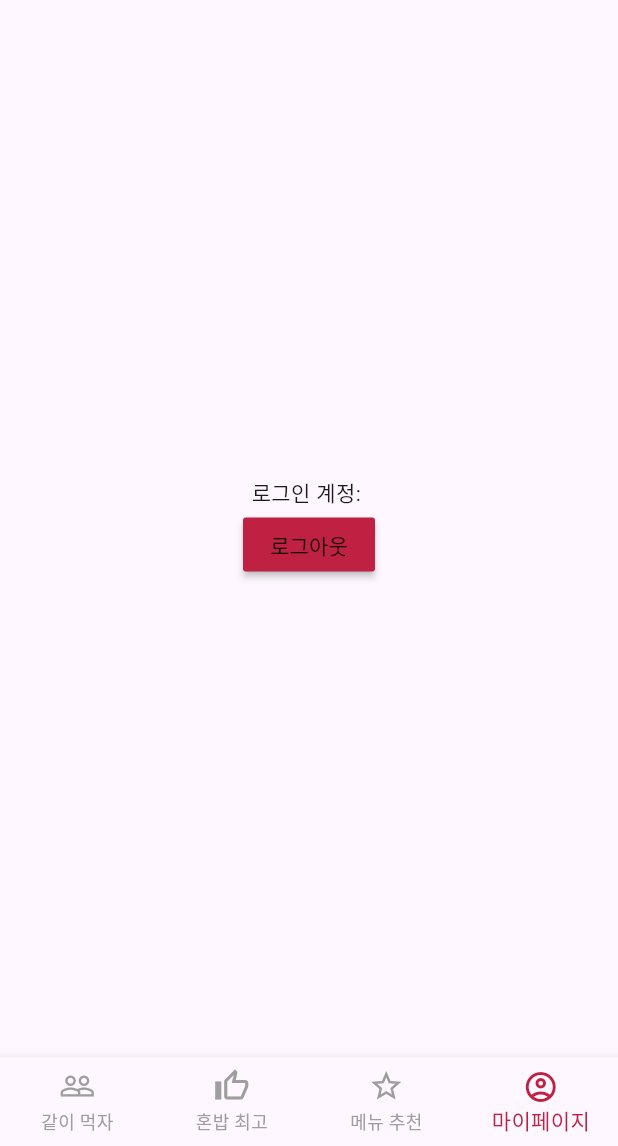
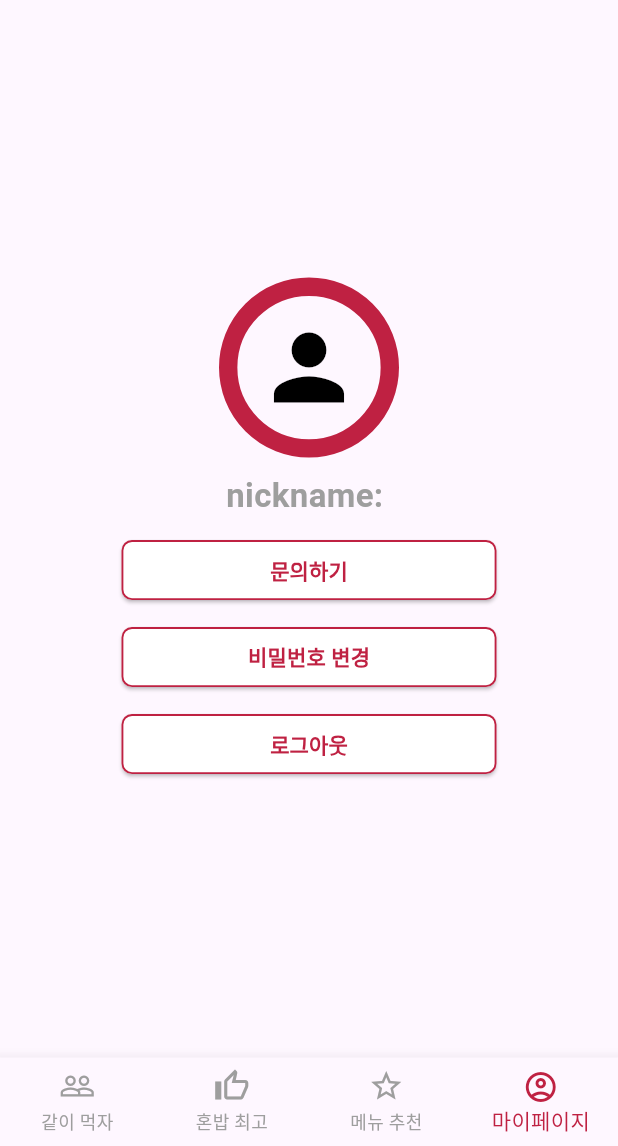
Before and after one commit to seoulsky-field/be_dining, a Flutter app: the screen it shows once a user with an empty profile is signed in, item 4 of the bottom bar chosen, on a phone screen of 412 x 824 dp, the part 90-1236 px from its top. Run offline on Flutter 3.47's test engine with Material 3 defaults, Android fonts, the phone set to English and light mode, and no system bars; our stand-ins replace cloud_firestore, firebase_auth, firebase_core, geolocator; missing offline and left inert: flutter_naver_map, mailer, naver_map_plugin; accounts and stored records are empty.

Commit message:
Feat: add mypage layout and get user information from firebase (1)

```diff
--- a/lib/logout.dart
+++ b/lib/logout.dart
@@ -1,3 +1,4 @@
+import 'package:cloud_firestore/cloud_firestore.dart';
 import 'package:firebase_auth/firebase_auth.dart';
 import 'package:flutter/material.dart';
 
@@ -10,24 +11,154 @@ class MyPage extends StatefulWidget {
 
 class _MyPageState extends State<MyPage> {
   final _user = FirebaseAuth.instance.currentUser!;
+  // String nickname = "";
+  //
+  // Future<String> _getUserNickname() async {
+  //   final userInfo = FirebaseFirestore.instance
+  //       .collection('users').doc(_user.email);
+  //
+  //   await userInfo.get().then((DocumentSnapshot documentSnapshot) {
+  //     Map<String, dynamic> data = documentSnapshot.data() as Map<String, dynamic>;
+  //     nickname = data['nickname'];
+  //     return data['nickname'];
+  //   });
+  //
+  //   return "";
+  // }
 
   @override
   Widget build(BuildContext context) {
     return Scaffold(
       body: Center(
+        child: SingleChildScrollView(
+          scrollDirection: Axis.vertical,
           child: Column(
             mainAxisAlignment: MainAxisAlignment.center,
             children: [
-            Text('로그인 계정: ${_user.email!}'),
-            MaterialButton(onPressed: () {
+              SizedBox(
+                width: 120,
+                height: 120,
+                child: IconButton(
+                  onPressed: null,
+                  style: ElevatedButton.styleFrom(
+                    backgroundColor: Colors.white,
+                    foregroundColor: Colors.white,
+                    side: const BorderSide(
+                        width: 12.25, color: Color(0xffbf2142)),
+                    shape: const CircleBorder(),
+                  ), icon: const Icon(Icons.person, size: 70, color: Colors.black),
+                ),
+              ), const SizedBox(height: 10),
+              // FutureBuilder<String>(
+              //   future: _getUserNickname(),
+              //   builder: (context, snapshot) {
+              //     if (snapshot.connectionState == ConnectionState.waiting) {
+              //       return CircularProgressIndicator();
+              //     } else if (snapshot.hasError) {
+              //       return Text('Error: ${snapshot.error}');
+              //     } else {
+              //       return Text('Text: ${snapshot.data!}');
+              //     }
+              //   },
+              // ),
+              Text(
+                'nickname: ${_user.email}',
+                style: const TextStyle(
+                  fontSize: 22,
+                  color: Colors.grey,
+                  fontWeight: FontWeight.bold,
+                ),
+              ), const SizedBox(height: 10),
+              // Text(
+              //   '00대학 00학과 ${_user.email}',
+              //   style: const TextStyle(
+              //     fontSize: 16,
+              //     color: Colors.grey,
+              //     fontWeight: FontWeight.bold,
+              //   ),
+              // ), const SizedBox(height: 30),
+              SizedBox(
+                width: 250,
+                child: ElevatedButton(
+                  style: ElevatedButton.styleFrom(
+                    backgroundColor: Colors.white,
+                    foregroundColor: Colors.white,
+                    side: const BorderSide(
+                        width: 1.25, color: Color(0xffbf2142)),
+                    shape: RoundedRectangleBorder(
+                      borderRadius: BorderRadius.circular(7),
+                    ),
+                  ),
+                  onPressed: () {},
+                  child: const Text(
+                      '문의하기',
+                      style: TextStyle(
+                          fontSize: 14,
+                          color: Color(0xffbf2142),
+                          fontWeight: FontWeight.bold
+                      )
+                  ),
+                ),
+              ), const SizedBox(height: 10),
+              SizedBox(
+                width: 250,
+                child: ElevatedButton(
+                  style: ElevatedButton.styleFrom(
+                    backgroundColor: Colors.white,
+                    foregroundColor: Colors.white,
+                    side: const BorderSide(
+                        width: 1.25, color: Color(0xffbf2142)),
+                    shape: RoundedRectangleBorder(
+                      borderRadius: BorderRadius.circular(7),
+                    ),
+                  ),
+                  onPressed: () {},
+                  child: const Text(
+                      '비밀번호 변경',
+                      style: TextStyle(
+                          fontSize: 14,
+                          color: Color(0xffbf2142),
+                          fontWeight: FontWeight.bold
+                      )
+                  ),
+                ),
+              ), const SizedBox(height: 10),
+              SizedBox(
+                width: 250,
+                child: ElevatedButton(
+                  style: ElevatedButton.styleFrom(
+                    backgroundColor: Colors.white,
+                    foregroundColor: Colors.white,
+                    side: const BorderSide(
+                        width: 1.25, color: Color(0xffbf2142)),
+                    shape: RoundedRectangleBorder(
+                      borderRadius: BorderRadius.circular(7),
+                    ),
+                  ),
+                  onPressed: () {
                     FirebaseAuth.instance.signOut();
                   },
-              color: const Color(0xffbf2142),
-              child: const Text('로그아웃'),
+                  child: const Text(
+                      '로그아웃',
+                      style: TextStyle(
+                          fontSize: 14,
+                          color: Color(0xffbf2142),
+                          fontWeight: FontWeight.bold
+                      )
+                  ),
+                ),
               )
             ],
           ),
+        )
       ),
     );
   }
 }
+
+// Stream<DocumentSnapshot> provideDocumentFieldStream(final _user) {
+//   return FirebaseFirestore.instance
+//       .collection('users')
+//       .doc(_user.email)
+//       .snapshots();
+// }
```
Lines whose indentation alone changed are shown as unchanged.
